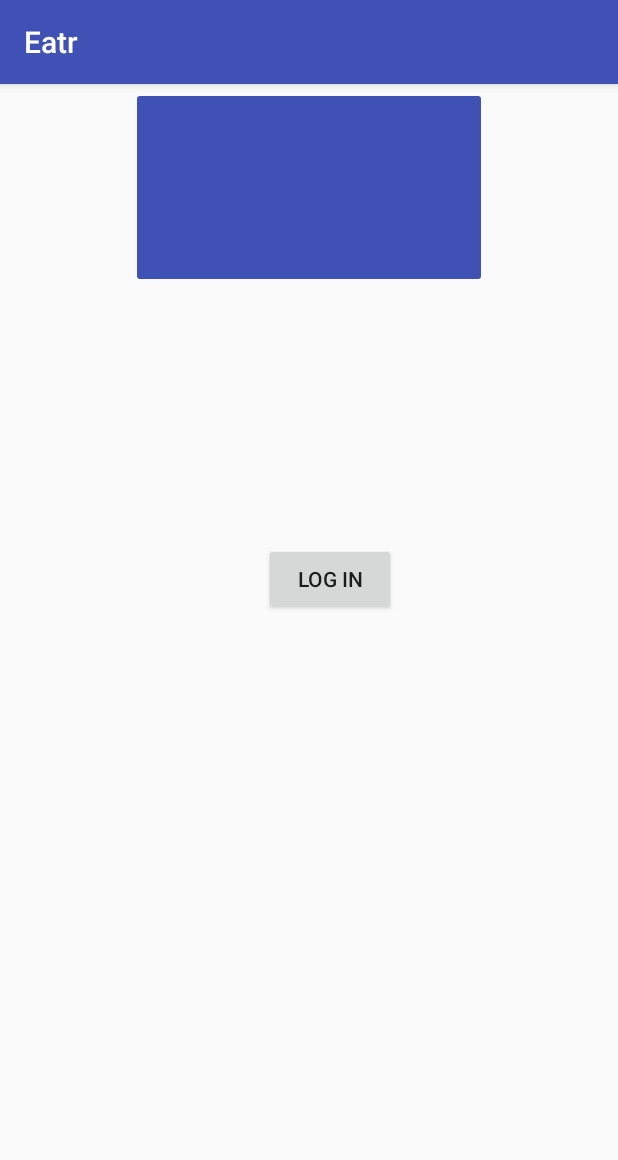
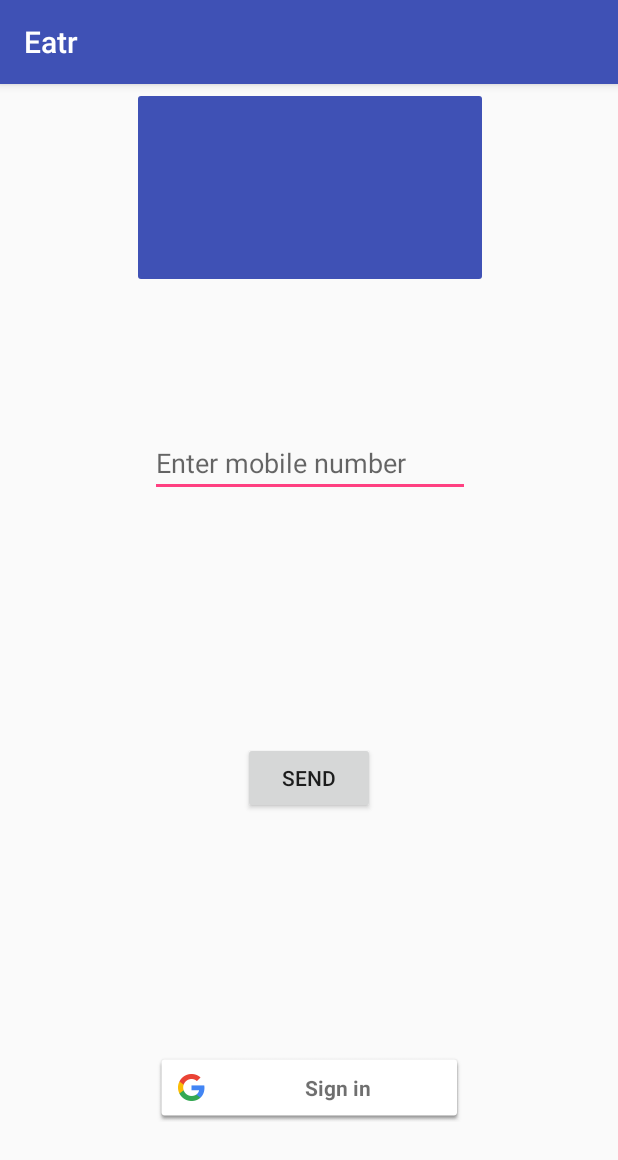
Before and after one commit to greate43/Eatr, an Android app: the screen it shows after launch (MainActivity), on a phone screen of 412 x 824 dp. Shown: the top 1160 px of the screen. Run offline under Robolectric (Android 15) with nearby library versions, the phone set to English and light mode, and no system bars; our stand-ins replace Firebase (no records; nobody signed in at launch, a user with empty details on screens opened directly).

Commit message:
sidd
qwerty

```diff
--- a/Eatr/app/build.gradle
+++ b/Eatr/app/build.gradle
@@ -37,6 +37,7 @@ dependencies {
     implementation 'com.android.support:cardview-v7:26.1.0'
     implementation 'com.squareup.picasso:picasso:2.5.2'
     implementation 'com.github.qiugang:EditTag:v1.2.4-beta2'
+    compile 'com.google.android.gms:play-services-auth:11.6.0'
 
 
 
--- a/Eatr/app/src/main/AndroidManifest.xml
+++ b/Eatr/app/src/main/AndroidManifest.xml
@@ -58,6 +58,7 @@
             android:name="com.google.android.geo.API_KEY"
             android:value="@string/google_maps_key" />
 
+
     </application>
 
 </manifest>
--- a/Eatr/app/src/main/java/sk/greate43/eatr/activities/MainActivity.java
+++ b/Eatr/app/src/main/java/sk/greate43/eatr/activities/MainActivity.java
@@ -13,78 +13,138 @@ import android.widget.EditText;
 import android.widget.TextView;
 import android.widget.Toast;
 
+import com.google.android.gms.auth.api.Auth;
 import com.google.android.gms.auth.api.signin.GoogleSignInAccount;
 import com.google.android.gms.auth.api.signin.GoogleSignInOptions;
+import com.google.android.gms.auth.api.signin.GoogleSignInOptionsExtension;
+import com.google.android.gms.auth.api.signin.GoogleSignInResult;
 import com.google.android.gms.common.ConnectionResult;
+import com.google.android.gms.common.SignInButton;
 import com.google.android.gms.common.api.ApiException;
+import com.google.android.gms.common.api.GoogleApi;
 import com.google.android.gms.common.api.GoogleApiClient;
 import com.google.android.gms.tasks.OnCompleteListener;
 import com.google.android.gms.tasks.OnFailureListener;
 import com.google.android.gms.tasks.Task;
+import com.google.firebase.FirebaseException;
 import com.google.firebase.auth.AuthResult;
 import com.google.firebase.auth.FirebaseAuth;
+import com.google.firebase.auth.FirebaseAuthInvalidCredentialsException;
 import com.google.firebase.auth.FirebaseUser;
+import com.google.firebase.auth.PhoneAuthCredential;
+import com.google.firebase.auth.PhoneAuthProvider;
+
+import java.util.concurrent.TimeUnit;
 
 import sk.greate43.eatr.R;
 import sk.greate43.eatr.fragments.FragmentMainPage;
 
 
-public class MainActivity extends AppCompatActivity {
+public class MainActivity extends AppCompatActivity implements GoogleApiClient.OnConnectionFailedListener,View.OnClickListener {
+
+    private EditText phoneNumber;
+    private Button btnSend;
+
+    private SignInButton googleSignIn;
+    private GoogleApiClient mGoogleApiClient;
+    private FirebaseAuth firebaseAuth;
+    public static final int RC_SIGN_IN=9001;
     private static final String TAG = "MainActivity";
-    private GoogleApiClient mGoogleApiClient;
-    public static final int RC_SIGN_IN = 1;
-    private FirebaseAuth auth;
-    private GoogleSignInAccount googleSignInAccount;
+
+
+    //////phone////////
+    private PhoneAuthProvider.OnVerificationStateChangedCallbacks phoneVerificationCallBack;
+    private PhoneAuthProvider.ForceResendingToken resendToken;
+   // private FirebaseAuth Auth;
+
     @Override
     protected void onCreate(Bundle savedInstanceState) {
         super.onCreate(savedInstanceState);
         setContentView(R.layout.user_sign_in);
-        //////////////////////////////
-        auth=FirebaseAuth.getInstance();
-
-        //////////////////////////////
-
+        googleSignIn=findViewById(R.id.signInButton);
+        phoneNumber=findViewById(R.id.mobileNo);
+        btnSend=findViewById(R.id.btnSend);
+        ////////////////////
+        firebaseAuth=FirebaseAuth.getInstance();
+        //////////////////////////////Google authentication////
         GoogleSignInOptions gso = new GoogleSignInOptions.Builder(GoogleSignInOptions.DEFAULT_SIGN_IN)
-                .requestIdToken(getString(R.string.default_web_client_id))
                 .requestEmail()
                 .build();
-        mGoogleApiClient = new GoogleApiClient.Builder(getApplicationContext())
-                .enableAutoManage(this, new GoogleApiClient.OnConnectionFailedListener() {
-                    @Override
-                    public void onConnectionFailed(@NonNull ConnectionResult connectionResult) {
-
-                    }
-                }).build();
+        mGoogleApiClient=new GoogleApiClient.Builder(this)
+                .enableAutoManage(this, this)
+                .addApi(Auth.GOOGLE_SIGN_IN_API,gso)
+                .build();
+       // mGoogleSignInClient = GoogleSignIn.getClient(this, gso);
+     googleSignIn.setOnClickListener(this);
+     //Google authentication
 
     }
+    @Override
+    public void onClick(View view) {
+        switch (view.getId()){
+            case R.id.signInButton:
+                signIn();
+                break;
+        }
+    }
+    @Override
+    public void onConnectionFailed(@NonNull ConnectionResult connectionResult) {
+        Toast.makeText(this,"Connection is failed"+connectionResult,Toast.LENGTH_LONG);
+    }
+    public void signIn(){
+        Intent signInIntent=Auth.GoogleSignInApi.getSignInIntent(mGoogleApiClient);
+        startActivityForResult(signInIntent,RC_SIGN_IN);
+    }
+    @Override
+    protected void onActivityResult(int requestCode, int resultCode, Intent data) {
+        super.onActivityResult(requestCode, resultCode, data);
 
-    private void signIn() {
-        Intent signInIntent =mGoogleApiClient.getSign
-        startActivityForResult(signInIntent, RC_SIGN_IN);
+        if (RC_SIGN_IN==requestCode) {
+            GoogleSignInResult result = Auth.GoogleSignInApi.getSignInResultFromIntent(data);
+            handleSignInResult(result);
+        }
+    }
+    public void handleSignInResult(GoogleSignInResult result){
+        if (result.isSuccess()){}
+        GoogleSignInAccount account=result.getSignInAccount();
+        Toast.makeText(this, "Name is ", Toast.LENGTH_SHORT).show();
+        Intent intent=new Intent(this,FoodItemContainerActivity.class);
+        startActivity(intent);
+      //  Log.d(TAG, "handleSignInResult: "+account.getDisplayName());
     }
 
-    @Override
-    public void onActivityResult(int requestCode, int resultCode, Intent data) {
-        super.onActivityResult(requestCode, resultCode, data);
+    public void sendCode(View v){
+        String phone=phoneNumber.getText().toString();
+        setUpVerificationCallBack();
+        PhoneAuthProvider.getInstance().verifyPhoneNumber(phone,120, TimeUnit.SECONDS,this,phoneVerificationCallBack);
+    }
+    public void setUpVerificationCallBack(){
+        phoneVerificationCallBack=new PhoneAuthProvider.OnVerificationStateChangedCallbacks() {
+            @Override
+            public void onVerificationCompleted(PhoneAuthCredential phoneAuthCredential) {
+              signedInWithPhoneAuthCrediential(phoneAuthCredential);
+            }
 
-        // Result returned from launching the Intent from GoogleSignInApi.getSignInIntent(...);
-        if (requestCode == RC_SIGN_IN) {
-            Task<GoogleSignInAccount> task = GoogleSignInOptions.getSignedInAccountFromIntent(data);
-            try {
-                // Google Sign In was successful, authenticate with Firebase
-                GoogleSignInAccount account = task.getResult(ApiException.class);
-                firebaseAuthWithGoogle(account);
-            } catch (ApiException e) {
-                // Google Sign In failed, update UI appropriately
-                Log.w(TAG, "Google sign in failed", e);
-                // ...
+            @Override
+            public void onVerificationFailed(FirebaseException e) {
+
             }
-        }
-
+        };
     }
-
-    private void firebaseAuthWithGoogle(GoogleSignInAccount account) {
+    public void signedInWithPhoneAuthCrediential(PhoneAuthCredential credential){
+        firebaseAuth.signInWithCredential(credential)
+                .addOnCompleteListener(this, new OnCompleteListener<AuthResult>() {
+                    @Override
+                    public void onComplete(@NonNull Task<AuthResult> task) {
+                        if (task.isSuccessful()) {
+                            FirebaseUser user = task.getResult().getUser();
+                        }
+                        else{
+                            if (task.getException() instanceof FirebaseAuthInvalidCredentialsException){
+                                Toast.makeText(MainActivity.this, "Invalid Phone number", Toast.LENGTH_SHORT).show();
+                            }
+                        }
+                    }
+                });
     }
-
-
 }
--- a/Eatr/app/src/main/res/layout/user_sign_in.xml
+++ b/Eatr/app/src/main/res/layout/user_sign_in.xml
@@ -14,20 +14,50 @@
         android:layout_marginTop="8dp"
         android:contentDescription="@string/Welcome_App"
         app:layout_constraintEnd_toEndOf="parent"
+        app:layout_constraintHorizontal_bias="0.503"
         app:layout_constraintStart_toStartOf="parent"
         app:layout_constraintTop_toTopOf="parent"
         app:srcCompat="@drawable/bg_sample_tag" />
 
-    <Button
-        android:id="@+id/btnSignIn"
+    <com.google.android.gms.common.SignInButton
+        android:id="@+id/signInButton"
+        android:layout_width="206dp"
+        android:layout_height="46dp"
+        android:layout_marginBottom="76dp"
+        android:layout_marginEnd="8dp"
+        android:layout_marginStart="8dp"
+        app:layout_constraintBottom_toBottomOf="parent"
+        app:layout_constraintEnd_toEndOf="parent"
+        app:layout_constraintHorizontal_bias="0.501"
+        app:layout_constraintStart_toStartOf="parent" />
+
+    <EditText
+        android:id="@+id/mobileNo"
         android:layout_width="wrap_content"
         android:layout_height="wrap_content"
-        android:text="@string/Button_Log_In"
+        android:layout_marginEnd="8dp"
+        android:hint="Enter mobile number"
+        android:layout_marginStart="8dp"
+        android:layout_marginTop="100dp"
+        android:ems="10"
+        android:inputType="phone"
+        app:layout_constraintEnd_toEndOf="parent"
+        app:layout_constraintHorizontal_bias="0.503"
+        app:layout_constraintStart_toStartOf="parent"
+        app:layout_constraintTop_toBottomOf="@+id/imageViewEater" />
+
+    <Button
+        android:id="@+id/btnSend"
+        android:layout_width="wrap_content"
+        android:layout_height="wrap_content"
+        android:layout_marginBottom="8dp"
         android:layout_marginEnd="8dp"
         android:layout_marginStart="8dp"
-        android:layout_marginTop="176dp"
+        android:layout_marginTop="12dp"
+        android:onClick="sendCode"
+        android:text="Send"
+        app:layout_constraintBottom_toTopOf="@+id/signInButton"
         app:layout_constraintEnd_toEndOf="parent"
-        app:layout_constraintHorizontal_bias="0.546"
         app:layout_constraintStart_toStartOf="parent"
-        app:layout_constraintTop_toBottomOf="@+id/imageViewEater" />
+        app:layout_constraintTop_toBottomOf="@+id/mobileNo" />
 </android.support.constraint.ConstraintLayout>
--- a/Eatr/app/src/main/res/values/strings.xml
+++ b/Eatr/app/src/main/res/values/strings.xml
@@ -41,6 +41,8 @@
     <string name="Button_Log_In">Log In</string>
     <string name="Register_cook">Become a Cook</string>
     <string name="Welcome_App">Welcome To Eater</string>
+    <string name="Mobile_No">Enter Mobile No</string>
+    <string name="btn_send">Send</string>
     <!--Siddique String Resourse Ends-->
 
 
```
